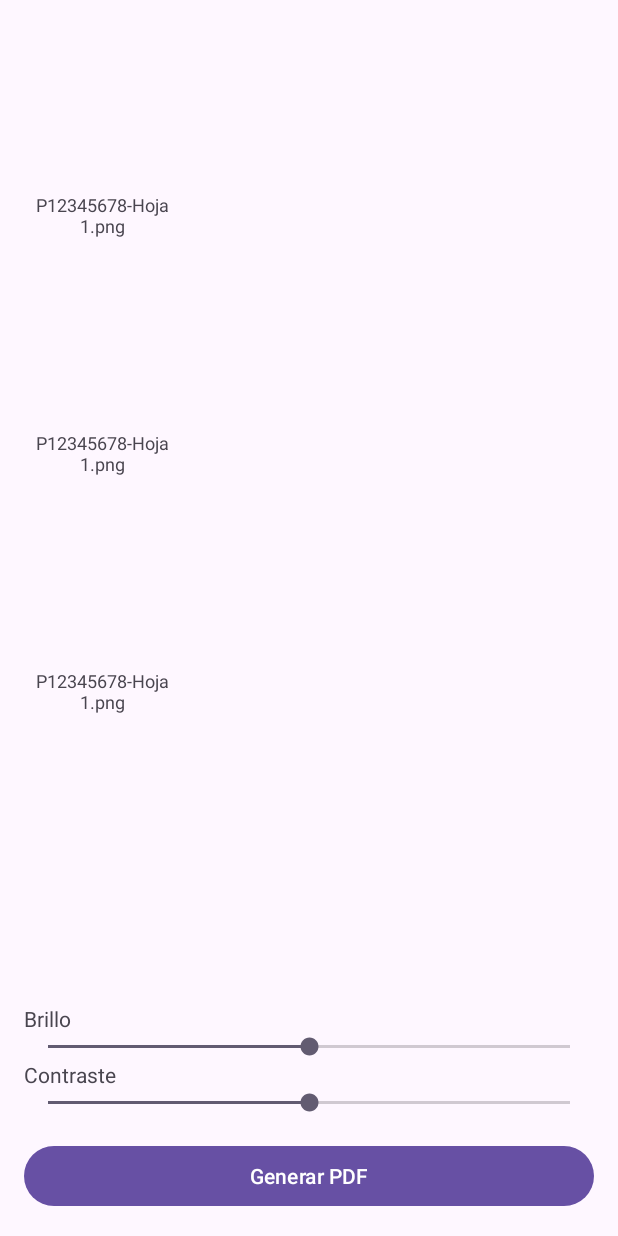
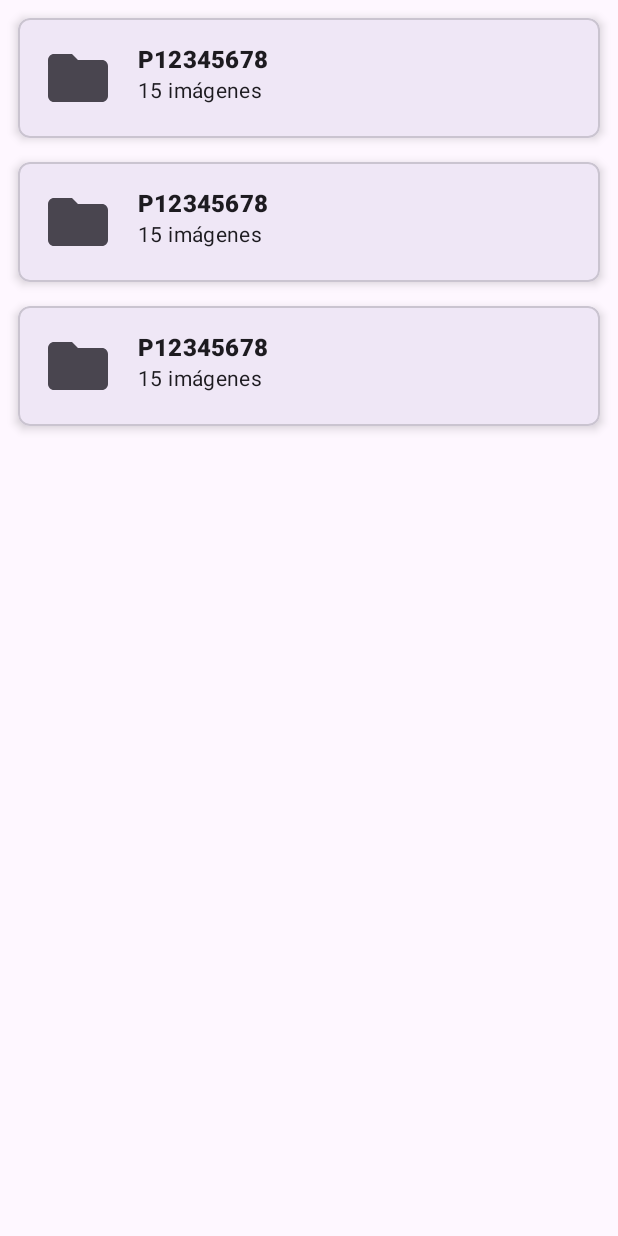
Before and after one commit to DarikPK/CLiteral, an Android app: the layout fragment_edit_gallery.xml on its own in the app's theme, with its tools: preview values and no code run, on a phone screen of 412 x 824 dp. Run offline under Robolectric (Android 15) with nearby library versions, the phone set to English and light mode, and no system bars.

Commit message:
Fix: Corregir errores de compilación en la galería de carpetas
Se solucionan varios errores de compilación que surgieron tras la refactorización de la galería para mostrar carpetas.

- Se elimina una referencia a una vista obsoleta en `EditGalleryFragment.kt`.
- Se añade la importación de `findNavController` en `EditGalleryFragment.kt`.
- Se elimina una importación duplicada en `ViewGalleryFragment.kt`.

```diff
--- a/app/src/main/java/com/example/imageextractor/EditGalleryFragment.kt
+++ b/app/src/main/java/com/example/imageextractor/EditGalleryFragment.kt
@@ -13,7 +13,7 @@ import android.widget.SeekBar
 import android.widget.Toast
 import androidx.core.view.drawToBitmap
 import androidx.fragment.app.Fragment
-import androidx.fragment.app.activityViewModels
+import androidx.navigation.fragment.findNavController
 import androidx.recyclerview.widget.GridLayoutManager
 import com.example.imageextractor.databinding.FragmentEditGalleryBinding
 
@@ -33,7 +33,6 @@ class EditGalleryFragment : Fragment() {
         savedInstanceState: Bundle?
     ): View {
         _binding = FragmentEditGalleryBinding.inflate(inflater, container, false)
-        binding.editControls.visibility = View.GONE
         return binding.root
     }
 
--- a/app/src/main/java/com/example/imageextractor/ViewGalleryFragment.kt
+++ b/app/src/main/java/com/example/imageextractor/ViewGalleryFragment.kt
@@ -4,7 +4,6 @@ import android.os.Bundle
 import android.view.LayoutInflater
 import android.view.View
 import android.view.ViewGroup
-import androidx.fragment.app.Fragment
 import androidx.fragment.app.Fragment
 import androidx.navigation.fragment.navArgs
 import androidx.recyclerview.widget.GridLayoutManager
--- a/app/src/main/res/layout/fragment_edit_gallery.xml
+++ b/app/src/main/res/layout/fragment_edit_gallery.xml
@@ -11,50 +11,10 @@
         android:layout_width="0dp"
         android:layout_height="0dp"
         app:layout_constraintTop_toTopOf="parent"
-        app:layout_constraintBottom_toTopOf="@id/controls_container"
+        app:layout_constraintBottom_toBottomOf="parent"
         app:layout_constraintStart_toStartOf="parent"
         app:layout_constraintEnd_toEndOf="parent"
-        tools:listitem="@layout/gallery_item"
+        tools:listitem="@layout/folder_item"
         android:padding="4dp"/>
 
-    <LinearLayout
-        android:id="@+id/controls_container"
-        android:layout_width="0dp"
-        android:layout_height="wrap_content"
-        android:orientation="vertical"
-        android:padding="16dp"
-        app:layout_constraintBottom_toBottomOf="parent"
-        app:layout_constraintStart_toStartOf="parent"
-        app:layout_constraintEnd_toEndOf="parent">
-
-        <TextView
-            android:layout_width="wrap_content"
-            android:layout_height="wrap_content"
-            android:text="Brillo" />
-        <SeekBar
-            android:id="@+id/brightness_seekbar"
-            android:layout_width="match_parent"
-            android:layout_height="wrap_content"
-            android:max="200"
-            android:progress="100" />
-
-        <TextView
-            android:layout_width="wrap_content"
-            android:layout_height="wrap_content"
-            android:text="Contraste" />
-        <SeekBar
-            android:id="@+id/contrast_seekbar"
-            android:layout_width="match_parent"
-            android:layout_height="wrap_content"
-            android:max="200"
-            android:progress="100" />
-
-        <Button
-            android:id="@+id/pdf_button"
-            android:layout_width="match_parent"
-            android:layout_height="wrap_content"
-            android:text="Generar PDF"
-            android:layout_marginTop="16dp"/>
-    </LinearLayout>
-
 </androidx.constraintlayout.widget.ConstraintLayout>
```
